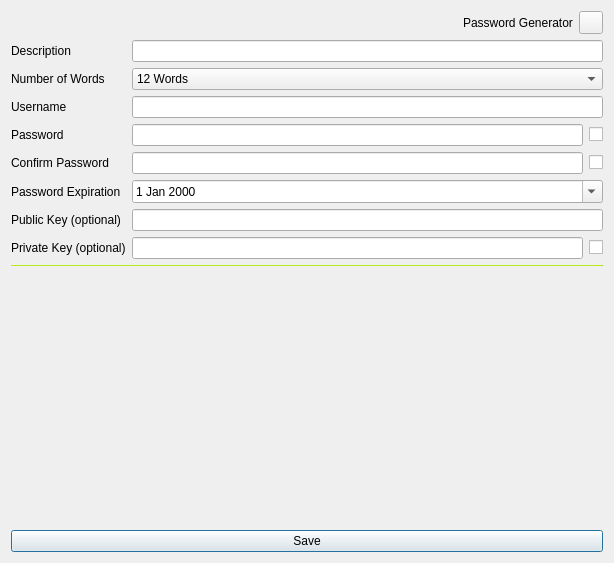
First picture: the form in designs/xml/crypto_vault_window.ui, repository daniel-deru/WorkMate-3.0, before the edit.
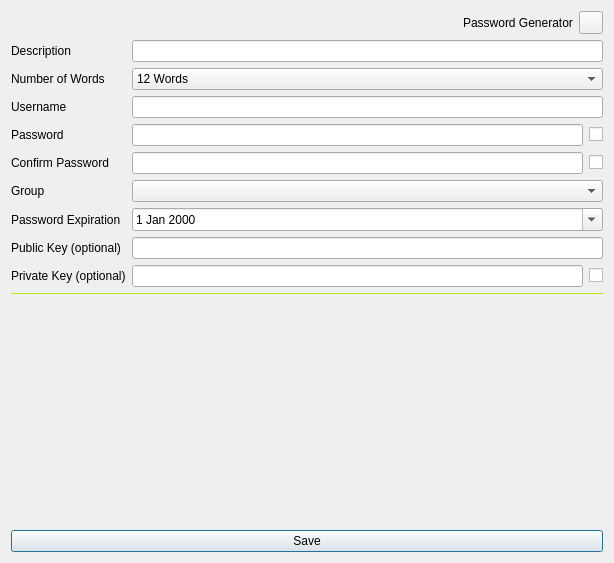
Second picture: the form after the edit.

Commit message: added groups combo box to all the feature windows

The edit to the form file:
```diff
--- a/designs/xml/crypto_vault_window.ui
+++ b/designs/xml/crypto_vault_window.ui
@@ -186,24 +186,24 @@
        </item>
       </layout>
      </item>
-     <item row="6" column="0">
+     <item row="7" column="0">
       <widget class="QLabel" name="lbl_public">
        <property name="text">
         <string>Public Key (optional)</string>
        </property>
       </widget>
      </item>
-     <item row="7" column="0">
+     <item row="8" column="0">
       <widget class="QLabel" name="lbl_private">
        <property name="text">
         <string>Private Key (optional)</string>
        </property>
       </widget>
      </item>
-     <item row="6" column="1">
-      <widget class="QLineEdit" name="lne_public"/>
-     </item>
      <item row="7" column="1">
+      <widget class="QLineEdit" name="lne_public"/>
+     </item>
+     <item row="8" column="1">
       <layout class="QHBoxLayout" name="horizontalLayout">
        <item>
         <widget class="QLineEdit" name="lne_private">
@@ -224,20 +224,30 @@
        </item>
       </layout>
      </item>
-     <item row="5" column="0">
+     <item row="6" column="0">
       <widget class="QLabel" name="lbl_password_exp">
        <property name="text">
         <string>Password Expiration</string>
        </property>
       </widget>
      </item>
-     <item row="5" column="1">
+     <item row="6" column="1">
       <widget class="QDateEdit" name="dte_password_exp">
        <property name="calendarPopup">
         <bool>true</bool>
        </property>
       </widget>
      </item>
+     <item row="5" column="0">
+      <widget class="QLabel" name="lbl_group">
+       <property name="text">
+        <string>Group</string>
+       </property>
+      </widget>
+     </item>
+     <item row="5" column="1">
+      <widget class="QComboBox" name="cmb_group"/>
+     </item>
     </layout>
    </item>
    <item>
```
The commit also changes 45 other files.
